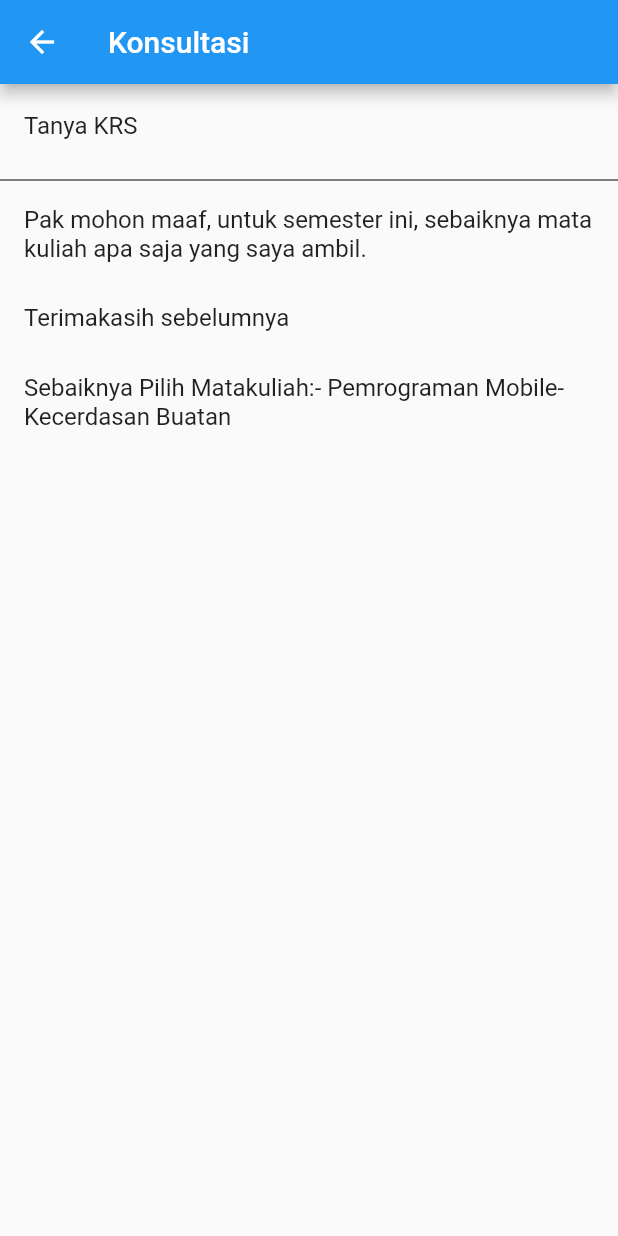
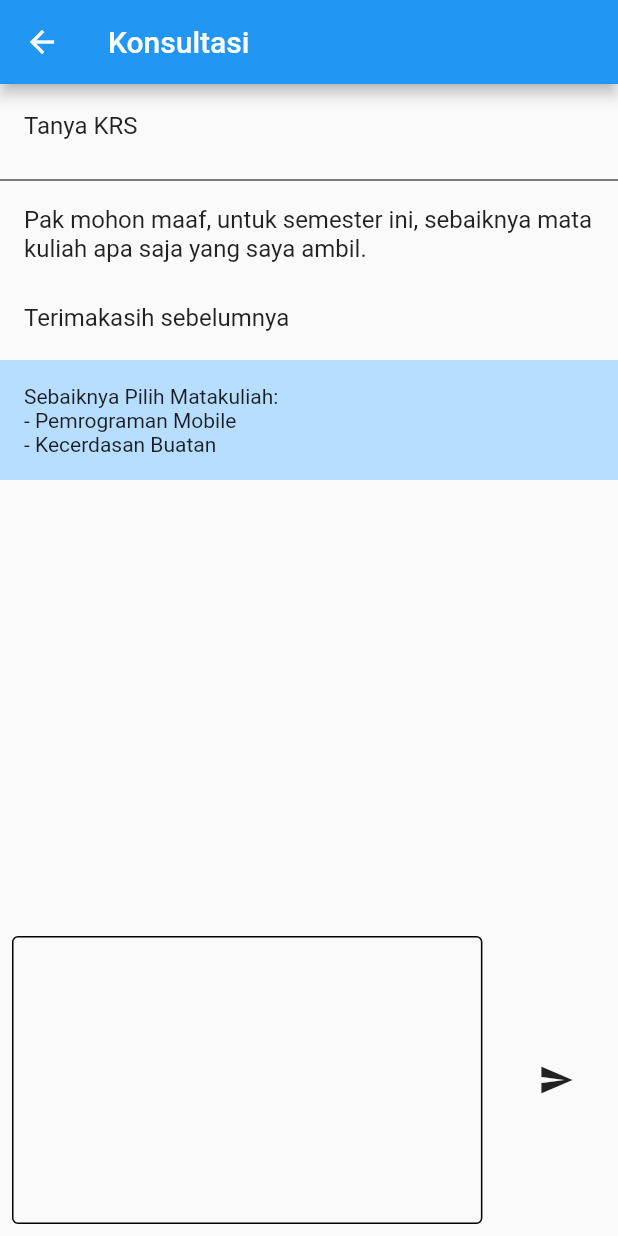
Before and after one commit to Anelka-Lazuardi/Uts_mobile, a Flutter app: the Ui3 screen opened directly, on a phone screen of 412 x 824 dp. Run offline on Flutter 3.47's test engine with Material 2 defaults, Android fonts, the phone set to English and light mode, and no system bars.

Commit message:
pull from master

```diff
--- a/lib/views/ui3.dart
+++ b/lib/views/ui3.dart
@@ -7,10 +7,10 @@ class Ui3 extends StatelessWidget {
       appBar: AppBar(
         title: Text('Konsultasi'),
       ),
-
-      body: Column(children: [
-        Flexible(
-          flex: 8,
+      body:
+          Column(mainAxisAlignment: MainAxisAlignment.spaceBetween, children: [
+        Container(
+          child: Flexible(
             child: ListView(
               children: [
                 ListTile(
@@ -18,44 +18,77 @@ class Ui3 extends StatelessWidget {
                   // leading: Icon(Icons.forum, size: 20.0,),
                   // trailing: Text("4"),
                 ),
-
                 Divider(
                   color: Colors.black,
                 ),
-
                 ListTile(
-                title: Text("Pak mohon maaf, untuk semester ini, sebaiknya mata kuliah apa saja yang saya ambil."),
+                  title: Text(
+                      "Pak mohon maaf, untuk semester ini, sebaiknya mata kuliah apa saja yang saya ambil."),
                 ),
-
                 ListTile(
                   title: Text("Terimakasih sebelumnya"),
                 ),
-
-              ListTile(
-                title: Text("Sebaiknya Pilih Matakuliah:"
-                    "- Pemrograman Mobile"
-                    "- Kecerdasan Buatan"),
+                // ListTile(
+                //   title: Text("Sebaiknya Pilih Matakuliah:"
+                //       "- Pemrograman Mobile"
+                //       "- Kecerdasan Buatan"),
+                // ),
+                Container(
+                  color: Color(0xFFB8DEFF),
+                  child: Padding(
+                    padding: const EdgeInsets.all(16.0),
+                    child: Column(
+                      crossAxisAlignment: CrossAxisAlignment.start,
+                      children: [
+                        Text(
+                          "Sebaiknya Pilih Matakuliah:",
                         ),
-
+                        Text("- Pemrograman Mobile"),
+                        Text("- Kecerdasan Buatan"),
                       ],
                     ),
                   ),
-
-        // Flexible(
-        //   flex: 1,
-        //   child: SizedBox.expand(
-        //     child: Padding(
-        //       padding: const EdgeInsets.fromLTRB(8, 8, 8, 17),
-        //       child: RaisedButton(
-        //         onPressed: () {},
-        //         child: Icon(Icons.message),
-        //         textColor: Colors.white,
-        //         color: Color(0xFFfd8c04),
-        //       ),
-        //     ),
-        //   ),
-        // ),
-
+                ),
+              ],
+            ),
+          ),
+        ),
+        Container(
+          child: Flexible(
+            child: Row(
+              children: <Widget>[
+                new Flexible(
+                  flex: 4,
+                  child: Padding(
+                    padding: const EdgeInsets.all(8.0),
+                    child: TextField(
+                      keyboardType: TextInputType.multiline,
+                      maxLines: 8,
+                      decoration: new InputDecoration(
+                        focusedBorder: OutlineInputBorder(
+                          borderSide:
+                              BorderSide(color: Colors.black, width: 1.0),
+                        ),
+                        enabledBorder: OutlineInputBorder(
+                          borderSide:
+                              BorderSide(color: Colors.black, width: 1.0),
+                        ),
+                        // hintText: 'Mobile Number',
+                      ),
+                    ),
+                  ),
+                ),
+                new Flexible(
+                  flex: 1,
+                  child: FlatButton(
+                    child: Icon(Icons.send),
+                    onPressed: () {},
+                  ),
+                )
+              ],
+            ),
+          ),
+        ),
       ]),
     );
   }
```
Lines whose indentation alone changed are shown as unchanged.
